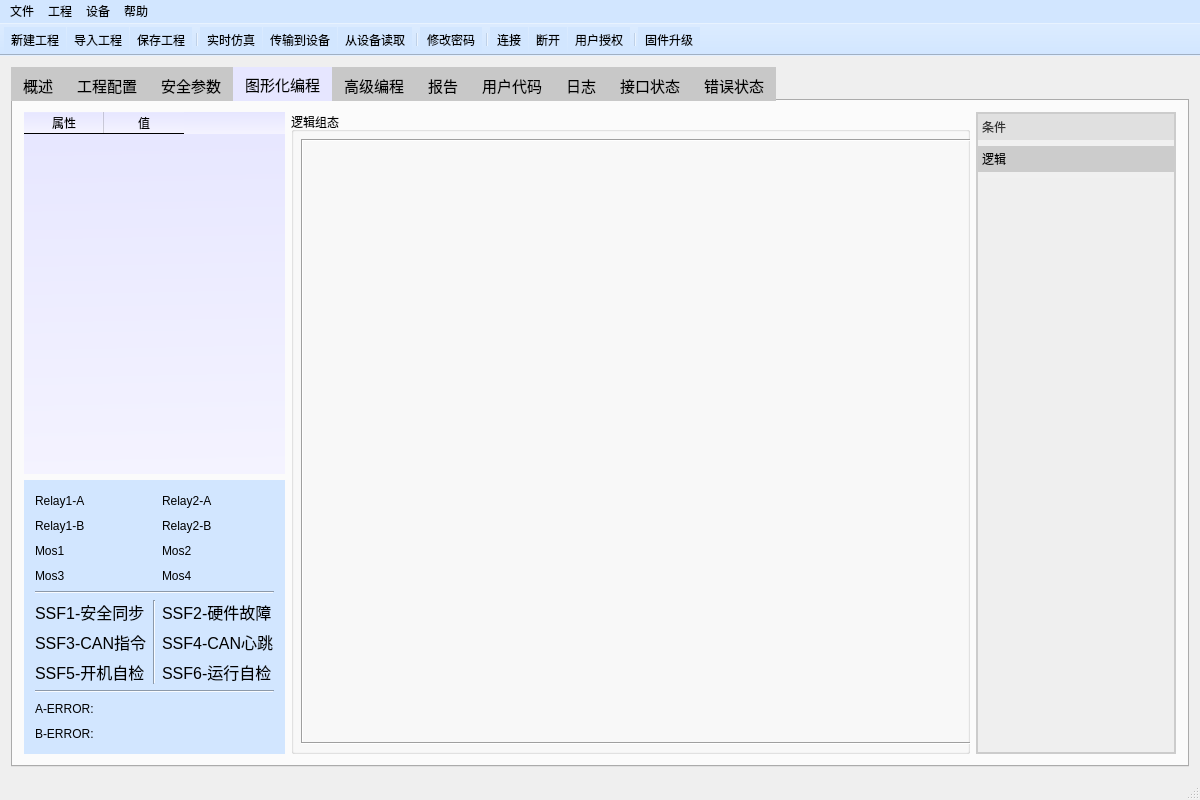
Above: mainwindow.ui from su0814/qt_spc100 before the change. Below: the same form after it.
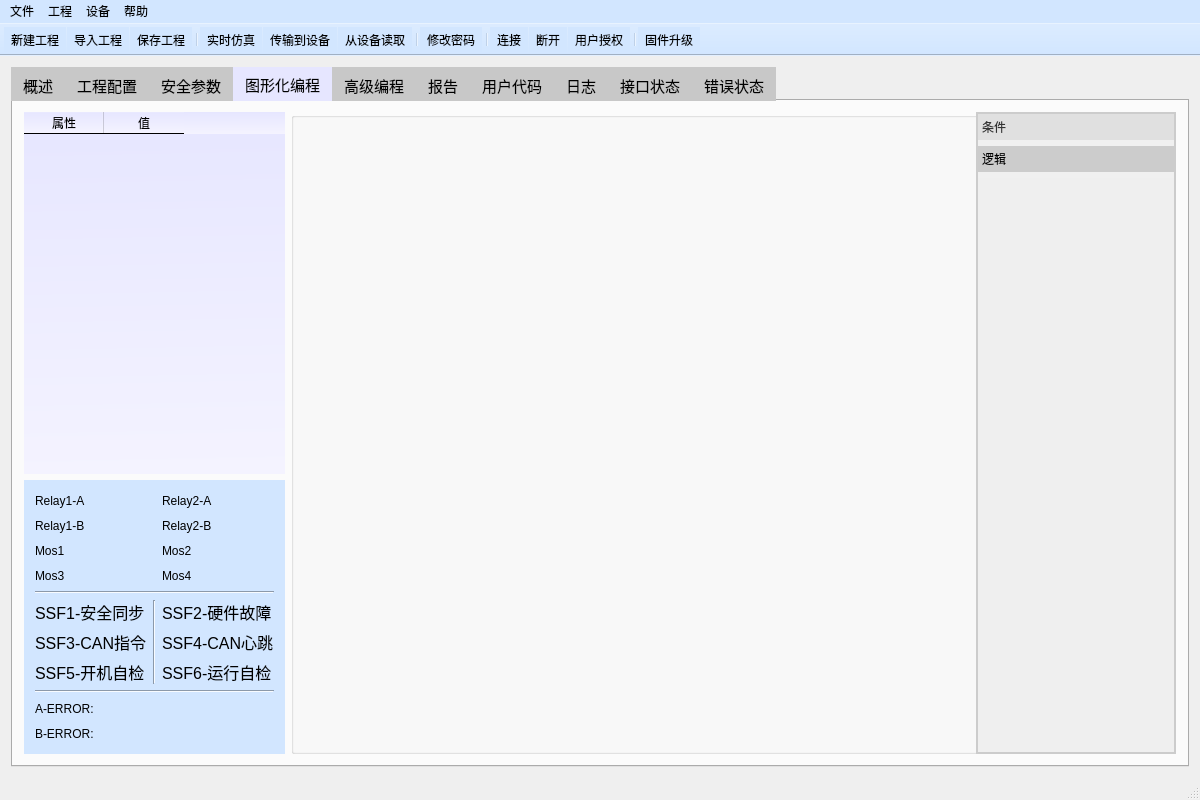
That is the form after the change. The open tabs and pages were chosen to show the change. Icons and pictures are not drawn.

Diff of the .ui file:
```diff
--- a/mainwindow.ui
+++ b/mainwindow.ui
@@ -3978,44 +3978,34 @@
        <layout class="QGridLayout" name="gridLayout_12">
         <item row="0" column="1" rowspan="2">
          <widget class="QGroupBox" name="groupBox_logic">
+          <property name="minimumSize">
+           <size>
+            <width>700</width>
+            <height>0</height>
+           </size>
+          </property>
           <property name="title">
-           <string>逻辑组态</string>
+           <string/>
           </property>
           <property name="flat">
            <bool>true</bool>
           </property>
           <layout class="QGridLayout" name="gridLayout_31">
            <property name="leftMargin">
-            <number>7</number>
+            <number>0</number>
            </property>
            <property name="topMargin">
-            <number>7</number>
+            <number>0</number>
            </property>
            <property name="rightMargin">
-            <number>7</number>
+            <number>0</number>
            </property>
            <property name="bottomMargin">
-            <number>7</number>
+            <number>0</number>
            </property>
            <property name="spacing">
             <number>5</number>
            </property>
-           <item row="0" column="0">
-            <widget class="QFrame" name="frame_widget_logic">
-             <property name="minimumSize">
-              <size>
-               <width>700</width>
-               <height>0</height>
-              </size>
-             </property>
-             <property name="frameShape">
-              <enum>QFrame::Box</enum>
-             </property>
-             <property name="frameShadow">
-              <enum>QFrame::Sunken</enum>
-             </property>
-            </widget>
-           </item>
           </layout>
          </widget>
         </item>
```
Left out of the diff: 18 changed lines with no effect on the pictures.
